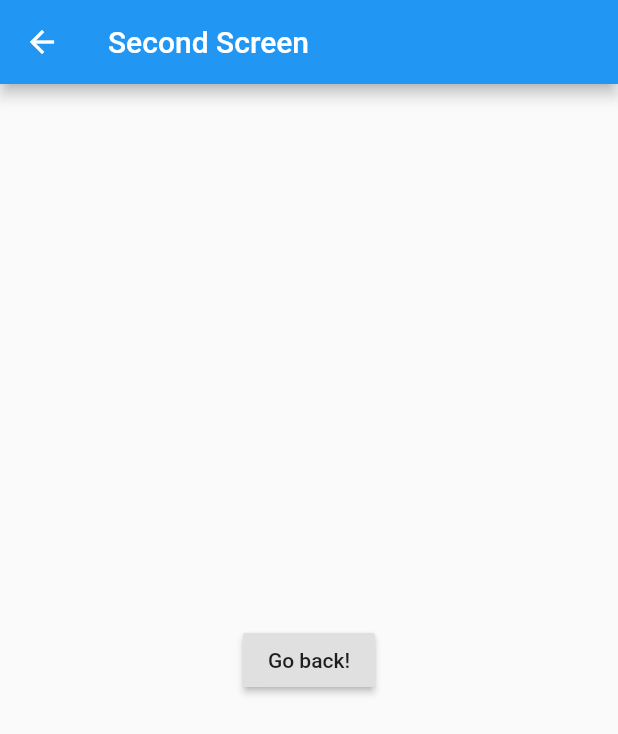
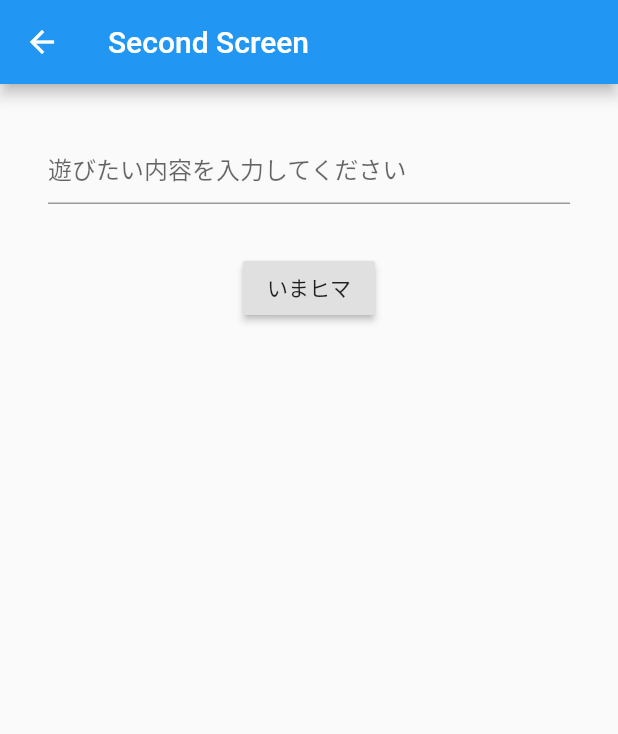
Before and after one commit to okomeee/imahima, a Flutter app: the SecondScreen screen opened by its route, on a phone screen of 412 x 824 dp. Shown: the top 734 px of the screen. Run offline on Flutter 3.47's test engine with Material 2 defaults, Android fonts, the phone set to English and light mode, and no system bars.

Commit message:
Add textBox and buttonSection

```diff
--- a/lib/pages/page2.dart
+++ b/lib/pages/page2.dart
@@ -9,15 +9,30 @@ class SecondScreen extends StatelessWidget {
         title: Text("Second Screen"),
       ),
       body: Center(
-        child: RaisedButton(
-          onPressed: () {
-            // Navigate back to the first screen by popping the current route
-            // off the stack
-            Navigator.pop(context);
-          },
-          child: Text('Go back!'),
-        ),
-      ),
+          child: Column(
+        children: <Widget>[
+          textBox,
+          buttonSection,
+        ],
+      )),
     );
   }
+
+  Widget textBox = Container(
+    padding: const EdgeInsets.all(32),
+    child: TextField(
+      keyboardType: TextInputType.multiline,
+      maxLines: null,
+      decoration: InputDecoration(hintText: '遊びたい内容を入力してください'),
+    ),
+  );
+
+  Widget buttonSection = Container(
+    child: RaisedButton(
+      onPressed: () {
+        // 入力した「いまヒマ」情報をアップロードする処理
+      },
+      child: Text('いまヒマ'),
+    ),
+  );
 }
```
